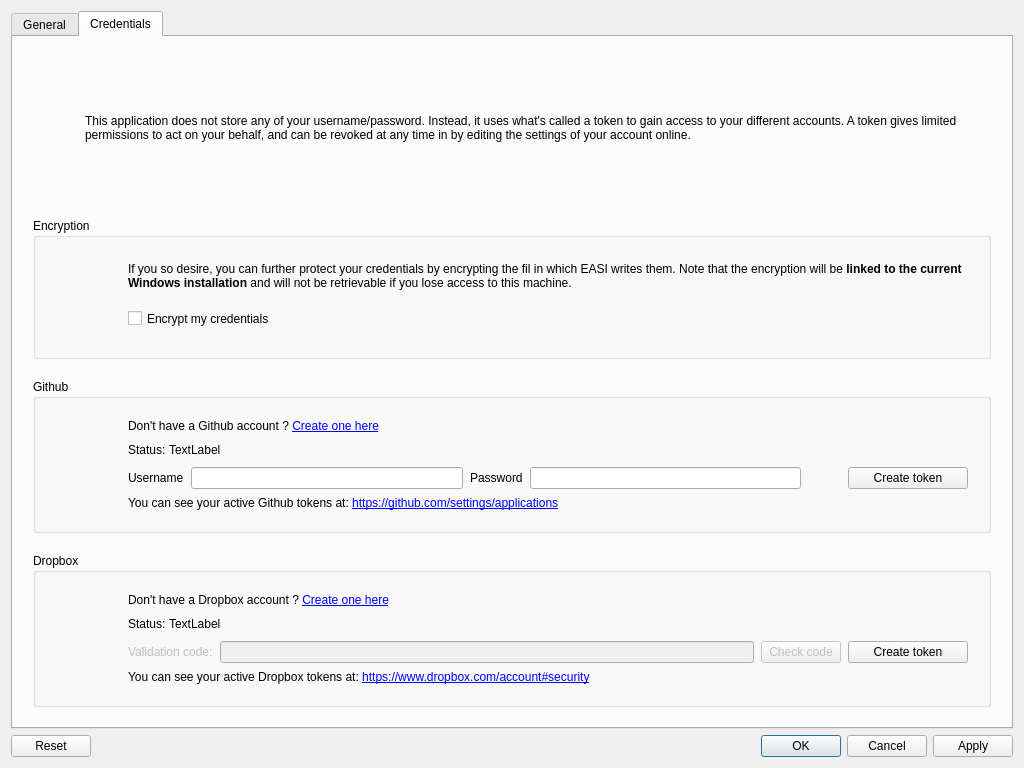
Above: src/ui/skeletons/config_dialog.ui from 132nd-etcher/EASI before the change. Below: the same form after it.
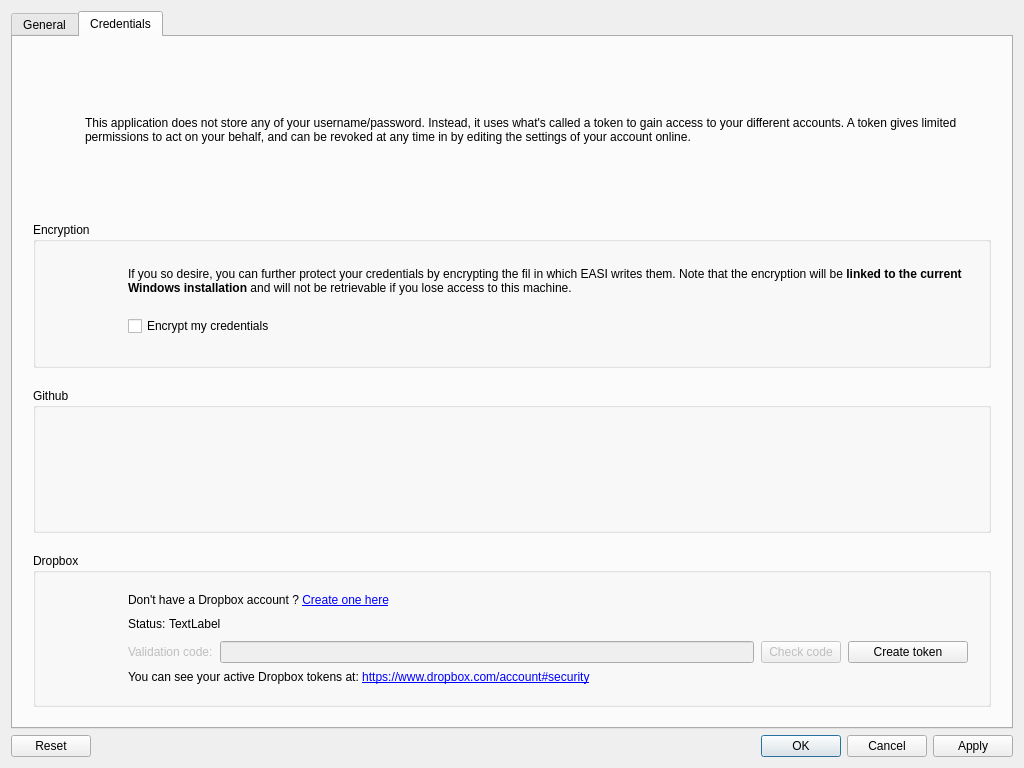
That is the form after the change. The open tabs and pages were chosen to show the change. Icons and pictures are not drawn.

Commit message: added gh_login_form to config_dialog

```diff
--- a/src/ui/skeletons/config_dialog.ui
+++ b/src/ui/skeletons/config_dialog.ui
@@ -436,229 +436,6 @@
           <property name="bottomMargin">
            <number>20</number>
           </property>
-          <item>
-           <layout class="QHBoxLayout" name="horizontalLayout_2">
-            <property name="spacing">
-             <number>40</number>
-            </property>
-            <item>
-             <widget class="QLabel" name="label_github_pic">
-              <property name="sizePolicy">
-               <sizepolicy hsizetype="Preferred" vsizetype="Preferred">
-                <horstretch>0</horstretch>
-                <verstretch>0</verstretch>
-               </sizepolicy>
-              </property>
-              <property name="minimumSize">
-               <size>
-                <width>32</width>
-                <height>32</height>
-               </size>
-              </property>
-              <property name="maximumSize">
-               <size>
-                <width>32</width>
-                <height>32</height>
-               </size>
-              </property>
-              <property name="text">
-               <string/>
-              </property>
-              <property name="pixmap">
-               <pixmap resource="../resources/qt_resource.qrc">:/pic/github.png</pixmap>
-              </property>
-              <property name="scaledContents">
-               <bool>true</bool>
-              </property>
-             </widget>
-            </item>
-            <item>
-             <layout class="QVBoxLayout" name="verticalLayout_10">
-              <property name="spacing">
-               <number>7</number>
-              </property>
-              <item>
-               <widget class="QLabel" name="label_gh_create_account">
-                <property name="sizePolicy">
-                 <sizepolicy hsizetype="Preferred" vsizetype="Preferred">
-                  <horstretch>0</horstretch>
-                  <verstretch>0</verstretch>
-                 </sizepolicy>
-                </property>
-                <property name="text">
-                 <string>&lt;html&gt;&lt;head/&gt;&lt;body&gt;&lt;p&gt;Don't have a Github account ? &lt;a href=&quot;https://github.com/join&quot;&gt;&lt;span style=&quot; text-decoration: underline; color:#0000ff;&quot;&gt;Create one here&lt;/span&gt;&lt;/a&gt;&lt;/p&gt;&lt;/body&gt;&lt;/html&gt;</string>
-                </property>
-                <property name="openExternalLinks">
-                 <bool>true</bool>
-                </property>
-               </widget>
-              </item>
-              <item>
-               <layout class="QHBoxLayout" name="horizontalLayout_3">
-                <property name="spacing">
-                 <number>0</number>
-                </property>
-                <item>
-                 <widget class="QLabel" name="label_gh_status_static">
-                  <property name="sizePolicy">
-                   <sizepolicy hsizetype="Preferred" vsizetype="Preferred">
-                    <horstretch>0</horstretch>
-                    <verstretch>0</verstretch>
-                   </sizepolicy>
-                  </property>
-                  <property name="text">
-                   <string>Status: </string>
-                  </property>
-                 </widget>
-                </item>
-                <item>
-                 <widget class="QLabel" name="label_gh_status">
-                  <property name="sizePolicy">
-                   <sizepolicy hsizetype="Preferred" vsizetype="Preferred">
-                    <horstretch>0</horstretch>
-                    <verstretch>0</verstretch>
-                   </sizepolicy>
-                  </property>
-                  <property name="text">
-                   <string>TextLabel</string>
-                  </property>
-                 </widget>
-                </item>
-                <item>
-                 <spacer name="horizontalSpacer">
-                  <property name="sizePolicy">
-                   <sizepolicy hsizetype="Minimum" vsizetype="Minimum">
-                    <horstretch>0</horstretch>
-                    <verstretch>0</verstretch>
-                   </sizepolicy>
-                  </property>
-                  <property name="orientation">
-                   <enum>Qt::Horizontal</enum>
-                  </property>
-                  <property name="sizeHint" stdset="0">
-                   <size>
-                    <width>40</width>
-                    <height>20</height>
-                   </size>
-                  </property>
-                 </spacer>
-                </item>
-               </layout>
-              </item>
-              <item>
-               <layout class="QHBoxLayout" name="layout_gh_create_token" stretch="0,1,0,1,0,0">
-                <item>
-                 <widget class="QLabel" name="githubUsernameLabel">
-                  <property name="sizePolicy">
-                   <sizepolicy hsizetype="Preferred" vsizetype="Preferred">
-                    <horstretch>0</horstretch>
-                    <verstretch>0</verstretch>
-                   </sizepolicy>
-                  </property>
-                  <property name="text">
-                   <string>Username</string>
-                  </property>
-                 </widget>
-                </item>
-                <item>
-                 <widget class="QLineEdit" name="githubUsernameLineEdit">
-                  <property name="sizePolicy">
-                   <sizepolicy hsizetype="Preferred" vsizetype="Preferred">
-                    <horstretch>0</horstretch>
-                    <verstretch>0</verstretch>
-                   </sizepolicy>
-                  </property>
-                 </widget>
-                </item>
-                <item>
-                 <widget class="QLabel" name="githubPasswordLabel">
-                  <property name="sizePolicy">
-                   <sizepolicy hsizetype="Preferred" vsizetype="Preferred">
-                    <horstretch>0</horstretch>
-                    <verstretch>0</verstretch>
-                   </sizepolicy>
-                  </property>
-                  <property name="text">
-                   <string>Password</string>
-                  </property>
-                 </widget>
-                </item>
-                <item>
-                 <widget class="QLineEdit" name="githubPasswordLineEdit">
-                  <property name="sizePolicy">
-                   <sizepolicy hsizetype="Preferred" vsizetype="Preferred">
-                    <horstretch>0</horstretch>
-                    <verstretch>0</verstretch>
-                   </sizepolicy>
-                  </property>
-                  <property name="echoMode">
-                   <enum>QLineEdit::Password</enum>
-                  </property>
-                 </widget>
-                </item>
-                <item>
-                 <spacer name="spacer_gh_create_token">
-                  <property name="sizePolicy">
-                   <sizepolicy hsizetype="Minimum" vsizetype="Minimum">
-                    <horstretch>0</horstretch>
-                    <verstretch>0</verstretch>
-                   </sizepolicy>
-                  </property>
-                  <property name="orientation">
-                   <enum>Qt::Horizontal</enum>
-                  </property>
-                  <property name="sizeHint" stdset="0">
-                   <size>
-                    <width>40</width>
-                    <height>20</height>
-                   </size>
-                  </property>
-                 </spacer>
-                </item>
-                <item>
-                 <widget class="QPushButton" name="btn_gh_create">
-                  <property name="sizePolicy">
-                   <sizepolicy hsizetype="Preferred" vsizetype="Preferred">
-                    <horstretch>0</horstretch>
-                    <verstretch>0</verstretch>
-                   </sizepolicy>
-                  </property>
-                  <property name="minimumSize">
-                   <size>
-                    <width>120</width>
-                    <height>0</height>
-                   </size>
-                  </property>
-                  <property name="text">
-                   <string>Create token</string>
-                  </property>
-                 </widget>
-                </item>
-               </layout>
-              </item>
-              <item>
-               <widget class="QLabel" name="label_gh_tokens_http_link">
-                <property name="sizePolicy">
-                 <sizepolicy hsizetype="Preferred" vsizetype="Preferred">
-                  <horstretch>0</horstretch>
-                  <verstretch>0</verstretch>
-                 </sizepolicy>
-                </property>
-                <property name="text">
-                 <string>&lt;html&gt;&lt;head/&gt;&lt;body&gt;&lt;p&gt;You can see your active Github tokens at: &lt;a href=&quot;https://github.com/settings/applications&quot;&gt;&lt;span style=&quot; text-decoration: underline; color:#0000ff;&quot;&gt;https://github.com/settings/applications&lt;/span&gt;&lt;/a&gt;&lt;/p&gt;&lt;/body&gt;&lt;/html&gt;</string>
-                </property>
-                <property name="textFormat">
-                 <enum>Qt::RichText</enum>
-                </property>
-                <property name="openExternalLinks">
-                 <bool>true</bool>
-                </property>
-               </widget>
-              </item>
-             </layout>
-            </item>
-           </layout>
-          </item>
          </layout>
         </widget>
        </item>
```
Left out of the diff: 2 changed lines with no effect on the pictures. The commit also changes 2 other files.
